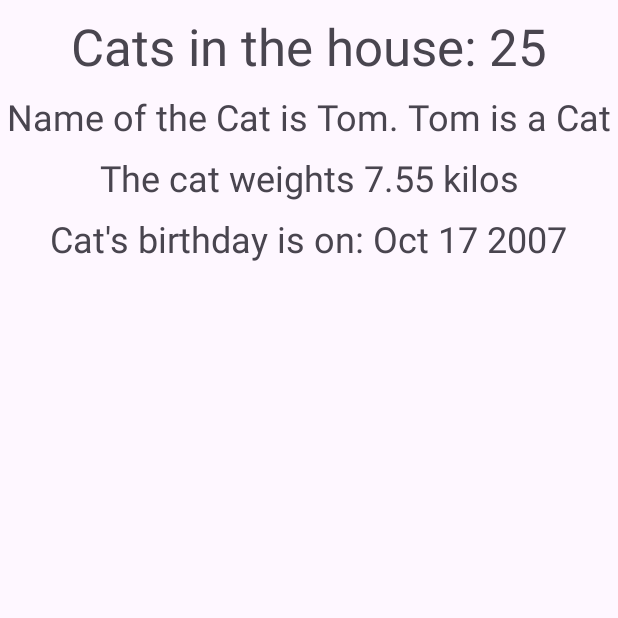
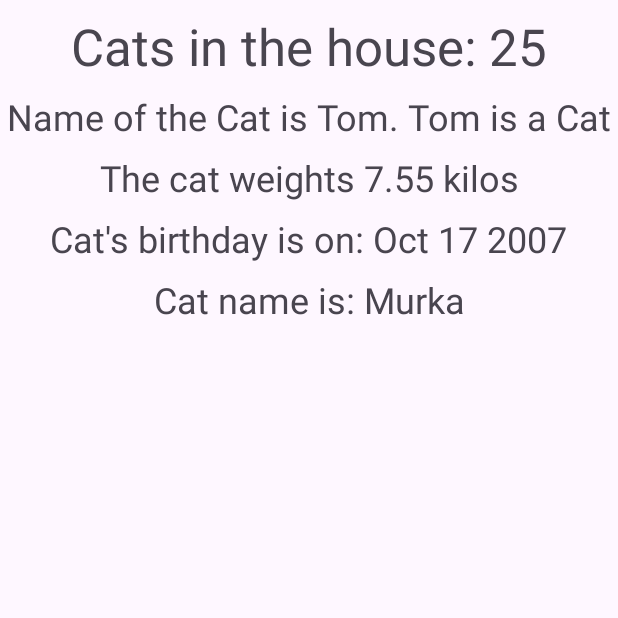
Before and after one commit to Android-Developer-Basic/Resources-1, an Android app: the screen it shows after launch (MainActivity), on a phone screen of 412 x 824 dp, the top half of it. Run offline under Robolectric (Android 15) with nearby library versions, the phone set to English and light mode, and no system bars.

Commit message:
String arrays

```diff
--- a/app/src/main/java/otus/gpb/appresources/MainActivity.kt
+++ b/app/src/main/java/otus/gpb/appresources/MainActivity.kt
@@ -11,6 +11,7 @@ class MainActivity : AppCompatActivity() {
     private lateinit var animalName: TextView
     private lateinit var weightOfCat: TextView
     private lateinit var bdOfCat: TextView
+    private lateinit var catName: TextView
 
     override fun onCreate(savedInstanceState: Bundle?) {
         super.onCreate(savedInstanceState)
@@ -27,6 +28,9 @@ class MainActivity : AppCompatActivity() {
 
         bdOfCat = findViewById(R.id.cat_birthday)
         setCatBd()
+
+        catName = findViewById(R.id.cat_name)
+        setArrayElement()
     }
 
     private fun setCatsInHouse() {
@@ -47,4 +51,11 @@ class MainActivity : AppCompatActivity() {
             LocalDate.of(2007, 10, 17)
         )
     }
+
+    private fun setArrayElement() {
+        catName.text = getString(
+            R.string.cat_name_prefix,
+            resources.getStringArray(R.array.cat_names)[1]
+        )
+    }
 }
--- a/app/src/main/res/layout/activity_main.xml
+++ b/app/src/main/res/layout/activity_main.xml
@@ -50,4 +50,15 @@
         app:layout_constraintTop_toBottomOf="@id/cat_weight"
         tools:text="Cat\'s birthday is on: Oct 17 2007" />
 
+    <TextView
+        android:id="@+id/cat_name"
+        android:layout_width="wrap_content"
+        android:layout_height="wrap_content"
+        android:layout_marginTop="8dp"
+        android:textSize="24sp"
+        app:layout_constraintEnd_toEndOf="parent"
+        app:layout_constraintStart_toStartOf="parent"
+        app:layout_constraintTop_toBottomOf="@id/cat_birthday"
+        tools:text="Cat name is: Murzik" />
+
 </androidx.constraintlayout.widget.ConstraintLayout>
--- a/app/src/main/res/values/strings.xml
+++ b/app/src/main/res/values/strings.xml
@@ -17,4 +17,13 @@
 
     <!-- t - тип аргумента - время, b,e,Y - флаги специфичные для данного типа -->
     <string name="cats_birthday" translatable="false">Cat\'s birthday is on: %1$tb %1$te %1$tY</string>
+
+    <string name="cat_name_prefix">Cat name is: %s</string>
+
+    <!-- Массив строчек -->
+    <array name="cat_names">
+        <item>Murzik</item>
+        <item>Murka</item>
+        <item>Pushok</item>
+    </array>
 </resources>
```
Also changed, not shown: 1 other file.
